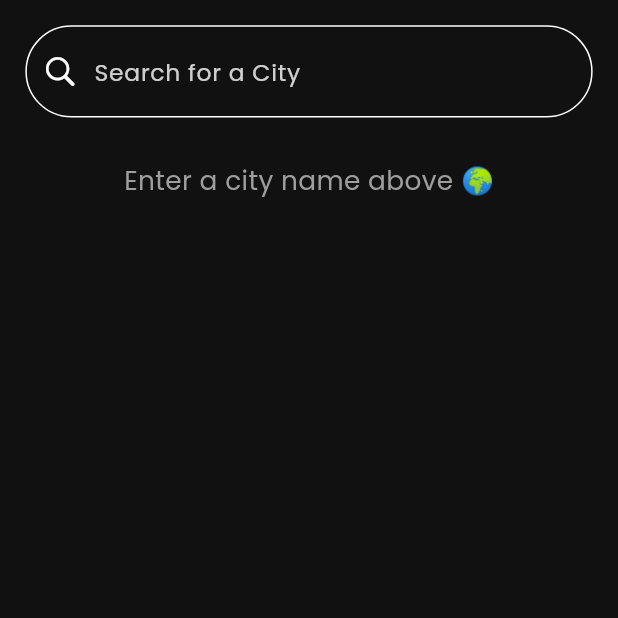
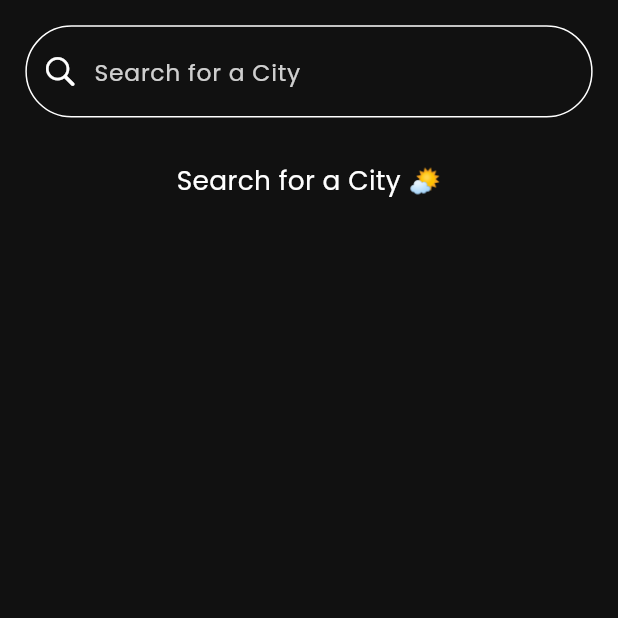
Before and after one commit to fathyyoussef1310/WeatherApp, a Flutter app: the Homescreen screen opened by its route, on a phone screen of 412 x 824 dp, the top half of it. Run offline on Flutter 3.47's test engine with Material 3 defaults, Android fonts, the phone set to English and light mode, and no system bars; our stand-ins replace flutter_bloc, flutter_screenutil, google_fonts, lottie.

Commit message:
Ui AlmostDone

```diff
--- a/lib/Core/Widgets/SearchWidget.dart
+++ b/lib/Core/Widgets/SearchWidget.dart
@@ -23,10 +23,8 @@ class SearchWidgetWeather extends StatelessWidget {
           Icon(CupertinoIcons.search, color: ColorsManager.white),
           SizedBox(width: 10.w),
           Expanded(
-            child: TextField(
-              style: GoogleFonts.poppins(color: ColorsManager.white, fontSize: 19.sp,),
+            child: TextField(style: GoogleFonts.poppins(color: ColorsManager.white, fontSize: 19.sp,),
               onSubmitted: (value) {
-                log(value);
                 context.read<WeatherCubit>().getData(value);
               },
               cursorColor: ColorsManager.white,
--- a/lib/Logic/Weatherdata/WeatherState.dart
+++ b/lib/Logic/Weatherdata/WeatherState.dart
@@ -12,15 +12,15 @@ class WeatherError extends WeatherState {
   WeatherError(this.error);
 }
 class WeatherCubit extends Cubit<WeatherState> {
-  final WeatherRepos repo;
+  final weatherrepo repo;
   WeatherCubit(this.repo) : super(WeatherInitial());
   Future<void> getData(String city) async {
     emit(WeatherLoading());
     try {
-      final weatherData = await repo.fetchData(city);
-      emit(WeatherLoaded(weatherData));
+      final data = await repo.Fetchdata(city);
+      emit(WeatherLoaded(data));
     } catch (e) {
-      emit(WeatherError(e.toString()));
+      emit(WeatherError("Error loading data: $e"));
     }
   }
 }
--- a/lib/Ui/Features/Home/HomeScreen.dart
+++ b/lib/Ui/Features/Home/HomeScreen.dart
@@ -22,47 +22,56 @@ class _HomescreenState extends State<Homescreen> {
         child: Padding(
           padding: EdgeInsets.all(16.w),
           child: Column(
-            mainAxisAlignment: MainAxisAlignment.start,
+            crossAxisAlignment: CrossAxisAlignment.center,
             children: [
               SearchWidgetWeather(text: "Search for a City"),
               SizedBox(height: 30.h),
               BlocBuilder<WeatherCubit, WeatherState>(
                 builder: (context, state) {
-                  if (state is WeatherLoading) {
-                    return const Center(child: CircularProgressIndicator(color: Colors.blue),);
-                  } else if (state is WeatherError) {
-                    return Center(
-                      child: Text("Error in your search ⚠️", style: GoogleFonts.poppins(color: Colors.red, fontSize: 18.sp,),
+                  if (state is WeatherError) {
+                    return Center(child: Text("Error ❌❌", style: GoogleFonts.poppins(color: Colors.red),));
+                  } else if (state is WeatherLoading) {
+                    return Center(child: CircularProgressIndicator(color: Colors.yellow.shade800,),);
+                  } else if (state is WeatherLoaded) {
+                    final weather = state.data;
+                    final city = weather['location']['name'];
+                    final temp = weather['current']['temp_c'];
+                    final condition = weather['current']['condition']['text'];
+                    final icon = weather['current']['condition']['icon'];
+                    final lastupdated = weather['current']['lastupdate'];
+                    return SingleChildScrollView(
+                      child: Column(
+                        children: [
+                          Text("Weather in $city is", style: GoogleFonts.poppins(color: ColorsManager.white, fontSize: 20.sp, fontWeight: FontWeight.bold),),
+                          SizedBox(height: 3.h,),
+                          Center(
+                            child: Container(
+                              height: 270.h,
+                              width: 300.w,
+                              decoration: BoxDecoration(
+                                shape: BoxShape.circle,
+                                color: ColorsManager.solid1,
+                              ),
+                              child: Center(
+                                child: Column(
+                                  mainAxisAlignment: MainAxisAlignment.center,
+                                  children: [
+                                    Text("$temp°C", style: GoogleFonts.poppins(color: ColorsManager.white, fontSize: 40.sp),),
+                                    Text(condition, style: GoogleFonts.afacad(color: ColorsManager.white, fontSize: 20.sp),),
+                                  ],
+                                ),
+                              ),
+                            ),
+                          ),
+                          Text("Last updated: $lastupdated",style: GoogleFonts.inter(color: ColorsManager.white,fontSize: 18,fontWeight: FontWeight.bold,),)
+                        ],
                       ),
                     );
-                  } else if (state is WeatherLoaded) {
-                    final weather = state.data;
-                    final temp = weather['current']['temp_c'];
-                    final city = weather['location']['name'];
-                    final condition = weather['current']['condition']['text'];
-                    return Column(
-                      children: [
-                        Text("Weather in $city", style: GoogleFonts.poppins(color: ColorsManager.white, fontSize: 27.sp, fontWeight: FontWeight.bold,),),
-                        SizedBox(height: 25.h),
-                        Container(
-                          height: 180.h,
-                          width: 180.w,
-                          decoration: const BoxDecoration(
-                            shape: BoxShape.circle,
-                            color: ColorsManager.solid2,
-                          ),
-                          alignment: Alignment.center,
-                          child: Text("$temp°C", style: GoogleFonts.poppins(color: Colors.white, fontSize: 40.sp, fontWeight: FontWeight.bold,),
-                          ),
-                        ),
-                        SizedBox(height: 20.h),
-                        Text(condition, style: GoogleFonts.poppins(color: ColorsManager.white, fontSize: 22.sp,),
-                        ),
-                      ],
+                  } else {
+                    return Center(
+                      child: Text("Search for a City 🌤️", style: GoogleFonts.poppins(color: ColorsManager.white, fontSize: 18.sp),),
                     );
                   }
-                  return Text("Enter a city name above 🌍", style: GoogleFonts.poppins(color: Colors.grey, fontSize: 18.sp,),
-                  );
                 },
               ),
             ],
```
Also changed, not shown: lib/Data/User_Repo.dart (+7 -9 lines), lib/main.dart (+1 -6 lines).
